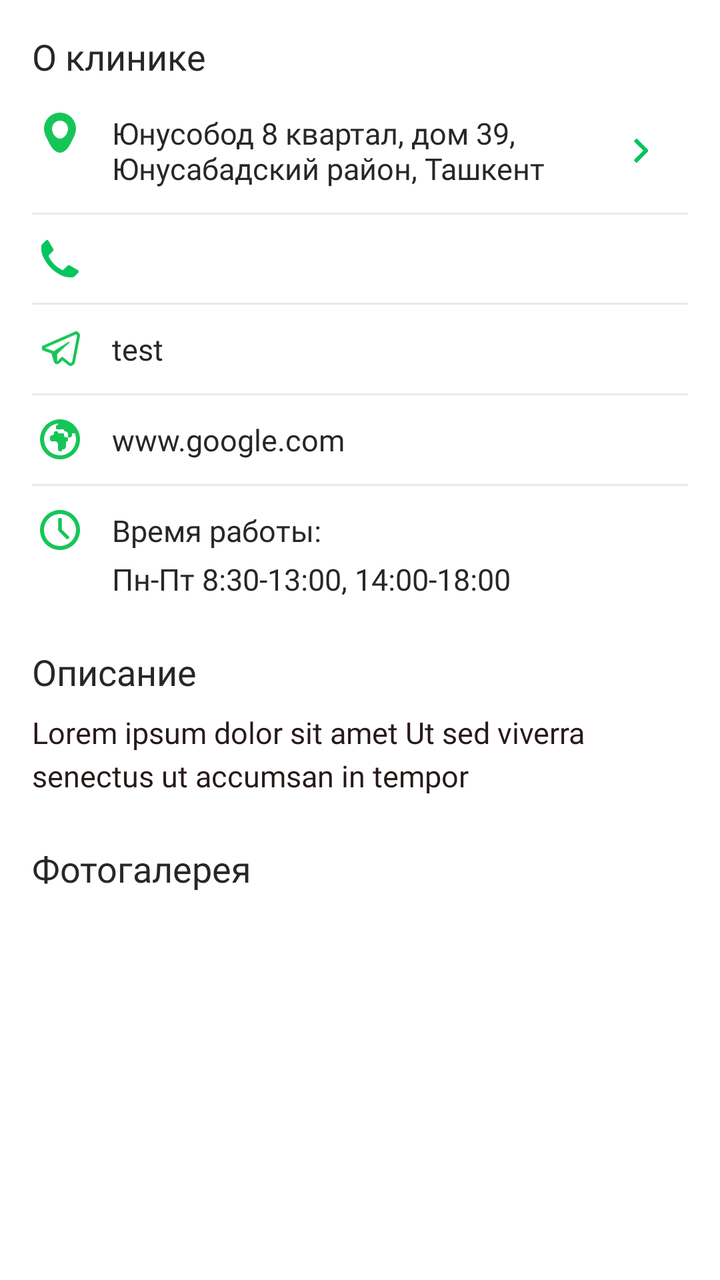
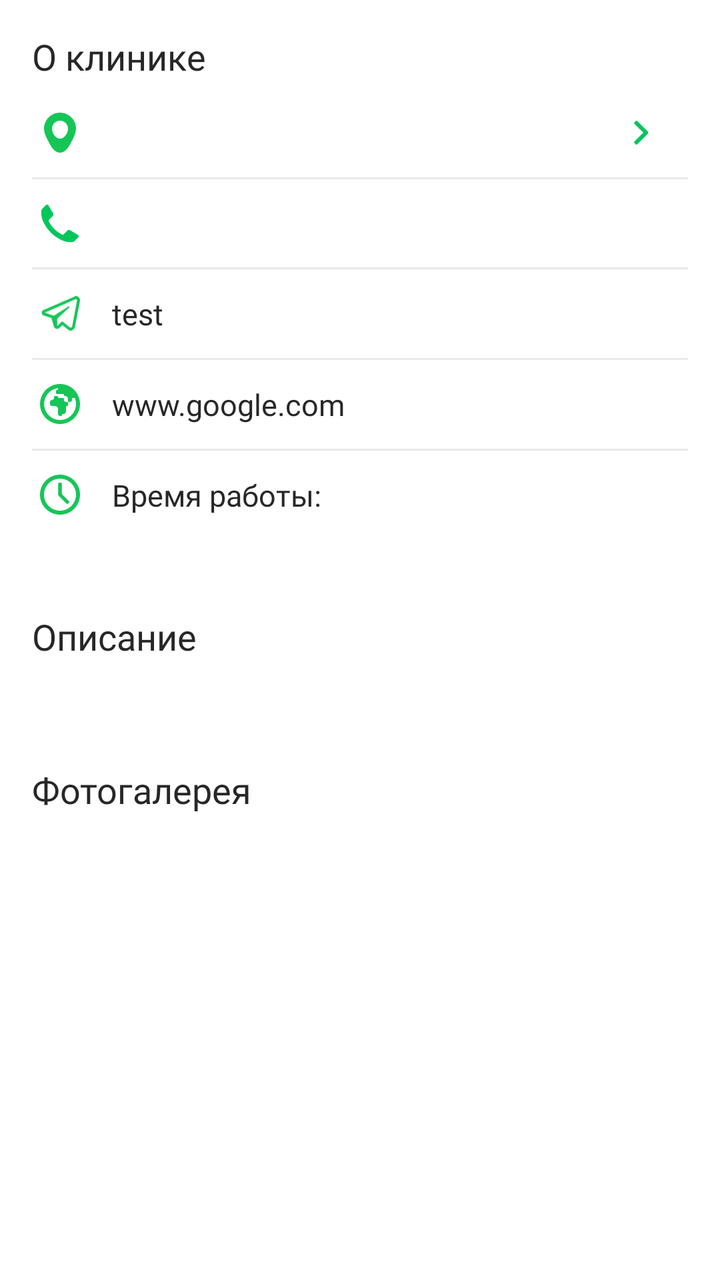

The first picture is an Android layout as it rendered before a commit; the second is the same layout after the commit. The layout source and the unified diff follow.
<!-- AndroidManifest.xml: application theme Theme.MyTaxiUz -->
<!-- res/layout/fragment_med_tur_about_clinic.xml -->
<?xml version="1.0" encoding="utf-8"?>
<androidx.core.widget.NestedScrollView xmlns:android="http://schemas.android.com/apk/res/android"
    android:layout_width="match_parent"
    xmlns:app="http://schemas.android.com/apk/res-auto"
    xmlns:tools="http://schemas.android.com/tools"
    android:scrollbars="none"
    android:id="@+id/nestedScrollView"
    tools:context=".fragments.medTurism.clinicInfo.tabItems.FragmentAboutClinic"
    android:layout_height="match_parent">

    <androidx.appcompat.widget.LinearLayoutCompat
        android:layout_width="match_parent"
        android:layout_height="wrap_content"
        android:orientation="vertical">
        <androidx.appcompat.widget.LinearLayoutCompat
            android:layout_width="match_parent"
            android:layout_height="wrap_content"
            android:layout_marginHorizontal="@dimen/margin_padding_16"
            android:orientation="vertical">
            <androidx.appcompat.widget.AppCompatTextView
                android:layout_width="wrap_content"
                android:layout_height="wrap_content"
                android:text="@string/aboutClinic"
                android:layout_marginTop="@dimen/margin_padding_16"
                android:textSize="@dimen/text_size_18sp"
                app:fontFamily="@font/inter_semibold"
                android:textColor="@color/black"/>


            <androidx.appcompat.widget.LinearLayoutCompat
                android:layout_width="match_parent"
                android:layout_marginTop="@dimen/margin_padding_16"
                android:layout_height="wrap_content">

                <androidx.appcompat.widget.AppCompatImageView
                    android:layout_width="@dimen/icon_size_20dp"
                    android:layout_height="@dimen/icon_size_20dp"
                    android:src="@drawable/ic_location"
                    android:layout_marginStart="@dimen/margin_padding_4dp"/>

                <androidx.appcompat.widget.AppCompatTextView
                    android:layout_width="match_parent"
                    android:layout_height="wrap_content"
                    android:layout_marginStart="@dimen/margin_padding_16"
                    android:layout_marginEnd="@dimen/margin_padding_8dp"
                    android:drawableTint="@color/green"
                    android:textSize="@dimen/text_size_15sp"
                    android:id="@+id/addr"
                    android:fontFamily="@font/inter_regular"
                    android:textColor="@color/black"
                    android:paddingEnd="@dimen/margin_padding_12dp"
                    android:drawableEnd="@drawable/ic_arrow_right"
                    android:text="Юнусобод 8 квартал, дом 39, Юнусабадский район, Ташкент"/>

            </androidx.appcompat.widget.LinearLayoutCompat>

            <View
                android:layout_width="match_parent"
                android:layout_height="@dimen/dimen_1dp"
                android:background="#1A272727"
                android:layout_marginVertical="@dimen/margin_padding_12dp"/>

            <androidx.appcompat.widget.LinearLayoutCompat
                android:layout_width="match_parent"
                android:layout_height="wrap_content">

                <androidx.appcompat.widget.AppCompatImageView
                    android:layout_width="@dimen/icon_size_20dp"
                    android:layout_height="@dimen/icon_size_20dp"
                    android:layout_gravity="center_vertical"
                    android:src="@drawable/ic_call"
                    android:layout_marginStart="@dimen/margin_padding_4dp"/>

                <androidx.recyclerview.widget.RecyclerView
                    android:layout_width="match_parent"
                    android:layout_height="wrap_content"
                    android:id="@+id/recyclerViewPhones"
                    android:overScrollMode="never"
                    android:clipToPadding="false"/>
            </androidx.appcompat.widget.LinearLayoutCompat>

            <View
                android:layout_width="match_parent"
                android:layout_height="@dimen/dimen_1dp"
                android:background="#1A272727"
                android:layout_marginVertical="@dimen/margin_padding_12dp"/>

            <androidx.appcompat.widget.LinearLayoutCompat
                android:layout_width="match_parent"
                android:layout_height="wrap_content">

                <androidx.appcompat.widget.AppCompatImageView
                    android:layout_width="@dimen/icon_size_20dp"
                    android:layout_height="@dimen/icon_size_20dp"
                    android:src="@drawable/ic_telegram"
                    android:layout_marginStart="@dimen/margin_padding_4dp"/>

                <androidx.appcompat.widget.AppCompatTextView
                    android:layout_width="match_parent"
                    android:layout_height="wrap_content"
                    android:fontFamily="@font/inter_medium"
                    android:layout_marginStart="@dimen/margin_padding_16"
                    android:drawableTint="@color/green"
                    android:textSize="@dimen/text_size_15sp"
                    android:id="@+id/telegram"
                    android:text="test"
                    android:textColor="@color/black"/>
            </androidx.appcompat.widget.LinearLayoutCompat>

            <View
                android:layout_width="match_parent"
                android:layout_height="@dimen/dimen_1dp"
                android:background="#1A272727"
                android:layout_marginVertical="@dimen/margin_padding_12dp"/>

            <androidx.appcompat.widget.LinearLayoutCompat
                android:layout_width="match_parent"
                android:layout_height="wrap_content">

                <androidx.appcompat.widget.AppCompatImageView
                    android:layout_width="@dimen/icon_size_20dp"
                    android:layout_height="@dimen/icon_size_20dp"
                    android:src="@drawable/ic_earth"
                    android:layout_marginStart="@dimen/margin_padding_4dp"/>

                <androidx.appcompat.widget.AppCompatTextView
                    android:layout_width="match_parent"
                    android:layout_height="wrap_content"
                    android:layout_marginStart="@dimen/margin_padding_16"
                    android:drawableTint="@color/green"
                    android:textSize="@dimen/text_size_15sp"
                    android:id="@+id/website"
                    android:text="www.google.com"
                    android:fontFamily="@font/inter_medium"
                    android:textColor="@color/black"/>
            </androidx.appcompat.widget.LinearLayoutCompat>

            <View
                android:layout_width="match_parent"
                android:layout_height="@dimen/dimen_1dp"
                android:background="#1A272727"
                android:layout_marginVertical="@dimen/margin_padding_12dp"/>

            <androidx.appcompat.widget.LinearLayoutCompat
                android:layout_width="match_parent"
                android:layout_height="wrap_content">

                <androidx.appcompat.widget.AppCompatImageView
                    android:layout_width="@dimen/icon_size_20dp"
                    android:layout_height="@dimen/icon_size_20dp"
                    android:src="@drawable/ic_time"
                    android:layout_marginStart="@dimen/margin_padding_4dp"/>

                <androidx.appcompat.widget.LinearLayoutCompat
                    android:layout_width="match_parent"
                    android:layout_height="wrap_content"
                    android:layout_marginStart="@dimen/margin_padding_16"
                    android:orientation="vertical">
                    <androidx.appcompat.widget.AppCompatTextView
                        android:layout_width="match_parent"
                        android:layout_height="wrap_content"
                        android:drawableTint="@color/green"
                        android:textSize="@dimen/text_size_15sp"
                        android:textColor="@color/black"
                        android:fontFamily="@font/inter_medium"
                        android:text="@string/work_hours"/>

                    <androidx.appcompat.widget.AppCompatTextView
                        android:layout_width="match_parent"
                        android:layout_height="wrap_content"
                        android:drawableTint="@color/green"
                        android:textSize="@dimen/text_size_15sp"
                        android:textColor="@color/black"
                        android:layout_marginTop="@dimen/margin_padding_4dp"
                        android:id="@+id/work_time"
                        android:fontFamily="@font/inter_regular"
                        android:text="Пн-Пт 8:30-13:00, 14:00-18:00 "/>

                </androidx.appcompat.widget.LinearLayoutCompat>


            </androidx.appcompat.widget.LinearLayoutCompat>

            <androidx.appcompat.widget.AppCompatTextView
                android:layout_width="wrap_content"
                android:layout_height="wrap_content"
                android:text="@string/desciption"
                android:layout_marginTop="@dimen/margin_padding_24dp"
                android:textSize="@dimen/text_size_18sp"
                android:fontFamily="@font/inter_semibold"
                android:textColor="@color/black"/>
            <androidx.appcompat.widget.AppCompatTextView
                android:layout_width="wrap_content"
                android:layout_height="wrap_content"
                android:layout_marginTop="@dimen/margin_padding_8dp"
                android:textSize="@dimen/text_size_15sp"
                android:id="@+id/description"
                android:fontFamily="@font/inter_regular"
                android:text="@string/lorem_ipsum"
                android:textColor="#E6110000"
                android:lineSpacingExtra="@dimen/margin_padding_4dp"/>

            <androidx.appcompat.widget.AppCompatTextView
                android:layout_width="wrap_content"
                android:layout_height="wrap_content"
                android:text="@string/fotoGallery"

                android:layout_marginTop="@dimen/margin_padding_24dp"
                android:textSize="@dimen/text_size_18sp"
                android:fontFamily="@font/inter_semibold"
                android:textColor="@color/black"/>
        </androidx.appcompat.widget.LinearLayoutCompat>
        <androidx.recyclerview.widget.RecyclerView
            android:layout_width="match_parent"
            android:layout_height="wrap_content"
            android:layout_marginTop="@dimen/margin_padding_8dp"
            android:paddingStart="@dimen/margin_padding_16"
            android:paddingBottom="@dimen/margin_padding_24dp"
            android:id="@+id/recyclerView"
            android:clipToPadding="false"
            android:paddingEnd="7dp"/>

    </androidx.appcompat.widget.LinearLayoutCompat>

</androidx.core.widget.NestedScrollView>
<!-- resources referenced by this layout -->
<resources>
  <color name="black">#272727</color>
  <color name="green">#02C65C</color>
  <dimen name="dimen_1dp">1dp</dimen>
  <dimen name="icon_size_20dp">20dp</dimen>
  <dimen name="margin_padding_12dp">12dp</dimen>
  <dimen name="margin_padding_16">16dp</dimen>
  <dimen name="margin_padding_24dp">24dp</dimen>
  <dimen name="margin_padding_4dp">4dp</dimen>
  <dimen name="margin_padding_8dp">8dp</dimen>
  <dimen name="text_size_15sp">15sp</dimen>
  <dimen name="text_size_18sp">18sp</dimen>
  <!-- drawable ic_arrow_right (drawable) -->
  <vector xmlns:android="http://schemas.android.com/apk/res/android"
      android:width="7dp"
      android:height="12dp"
      android:viewportWidth="7"
      android:viewportHeight="12">
    <path
        android:pathData="M6.78,6.7199C6.9207,6.5793 6.9998,6.3887 7,6.1898V5.8099C6.9977,5.6114 6.9189,5.4216 6.78,5.2799L1.64,0.1499C1.5461,0.0552 1.4183,0.002 1.285,0.002C1.1517,0.002 1.0239,0.0552 0.93,0.1499L0.22,0.8599C0.1259,0.952 0.0729,1.0782 0.0729,1.2098C0.0729,1.3415 0.1259,1.4677 0.22,1.5598L4.67,5.9998L0.22,10.4399C0.1253,10.5337 0.0721,10.6615 0.0721,10.7949C0.0721,10.9282 0.1253,11.056 0.22,11.1499L0.93,11.8499C1.0239,11.9445 1.1517,11.9978 1.285,11.9978C1.4183,11.9978 1.5461,11.9445 1.64,11.8499L6.78,6.7199Z"
        android:fillColor="#272727"/>
  </vector>
  <!-- drawable ic_location (drawable) -->
  <vector xmlns:android="http://schemas.android.com/apk/res/android"
      android:width="16dp"
      android:height="20dp"
      android:viewportWidth="16"
      android:viewportHeight="20">
    <path
        android:pathData="M8,20C5.34,20 3.45,17.08 2,14C1.9352,13.8704 1.8704,13.7415 1.8059,13.6132C0.8746,11.7602 0,10.0201 0,8C0,3.5817 3.5817,-0 8,-0C12.4183,-0 16,3.5817 16,8C16,10.0201 15.1254,11.7602 14.1941,13.6132C14.1296,13.7415 14.0648,13.8704 14,14C12.55,17.08 10.66,20 8,20ZM12,8C12,5.7909 10.2091,4 8,4C5.7909,4 4,5.7909 4,8C4,10.21 5.79,13 8,13C10.21,13 12,10.21 12,8Z"
        android:fillColor="#15C657"
        android:fillType="evenOdd"/>
  </vector>
  <string name="aboutClinic">О клинике</string>
  <string name="desciption">Описание</string>
  <string name="fotoGallery">Фотогалерея</string>
  <string name="lorem_ipsum" translatable="false">Lorem ipsum dolor sit amet Ut sed viverra senectus ut accumsan in tempor</string>
  <string name="work_hours">Время работы:</string>
  <style name="Theme.MyTaxiUz" parent="Theme.MaterialComponents.DayNight.DarkActionBar">
          
          <item name="colorPrimary">@color/green</item>
          <item name="colorPrimaryVariant">@color/green</item>
          <item name="colorOnPrimary">@color/white</item>
          
          <item name="colorSecondary">@color/yellow</item>
          <item name="colorSecondaryVariant">@color/yellow</item>
          <item name="colorOnSecondary">@color/black</item>
  
          <item name="colorAccent">@color/green</item>
          
          <item name="android:statusBarColor" tools:targetApi="l">@color/white</item>
          
          <item name="android:datePickerStyle">@style/MyDatePickerStyle</item>
      </style>
  <color name="white">#FFFFFFFF</color>
  <color name="yellow">#FFB802</color>
  <style name="MyDatePickerStyle" parent="@android:style/Widget.DeviceDefault.DatePicker">
          <item name="android:headerBackground">@color/red</item>
          <item name="android:headerMonthTextAppearance">@style/MyDatePickerTextAppearance</item>
      </style>
  <color name="red">#FF6060</color>
  <style name="MyDatePickerTextAppearance" parent="TextAppearance.AppCompat.Body1">
          <item name="android:textColor">@drawable/my_color_state_list</item>
      </style>
  <!-- drawable my_color_state_list (drawable) -->
  <?xml version="1.0" encoding="utf-8"?>
  <selector xmlns:android="http://schemas.android.com/apk/res/android">
      
      <item android:color="@color/green" android:state_selected="true"/>
      
  </selector>
  <!-- unchanged entries left out for length: 4 -->
</resources>

<!-- the commit's change to res/layout/fragment_med_tur_about_clinic.xml (unified diff, before → after) -->
@@ -49,9 +49,7 @@
                     android:fontFamily="@font/inter_regular"
                     android:textColor="@color/black"
                     android:paddingEnd="@dimen/margin_padding_12dp"
-                    android:drawableEnd="@drawable/ic_arrow_right"
-                    android:text="Юнусобод 8 квартал, дом 39, Юнусабадский район, Ташкент"/>
-
+                    android:drawableEnd="@drawable/ic_arrow_right"/>
             </androidx.appcompat.widget.LinearLayoutCompat>
 
             <View
@@ -173,8 +171,7 @@
                         android:textColor="@color/black"
                         android:layout_marginTop="@dimen/margin_padding_4dp"
                         android:id="@+id/work_time"
-                        android:fontFamily="@font/inter_regular"
-                        android:text="Пн-Пт 8:30-13:00, 14:00-18:00 "/>
+                        android:fontFamily="@font/inter_regular"/>
 
                 </androidx.appcompat.widget.LinearLayoutCompat>
 
@@ -196,7 +193,6 @@
                 android:textSize="@dimen/text_size_15sp"
                 android:id="@+id/description"
                 android:fontFamily="@font/inter_regular"
-                android:text="@string/lorem_ipsum"
                 android:textColor="#E6110000"
                 android:lineSpacingExtra="@dimen/margin_padding_4dp"/>
 
<!-- resource entries referenced after the edit -->
@@ -35,7 +35,6 @@
   <string name="aboutClinic">О клинике</string>
   <string name="desciption">Описание</string>
   <string name="fotoGallery">Фотогалерея</string>
-  <string name="lorem_ipsum" translatable="false">Lorem ipsum dolor sit amet Ut sed viverra senectus ut accumsan in tempor</string>
   <string name="work_hours">Время работы:</string>
   <style name="Theme.MyTaxiUz" parent="Theme.MaterialComponents.DayNight.DarkActionBar">
           
